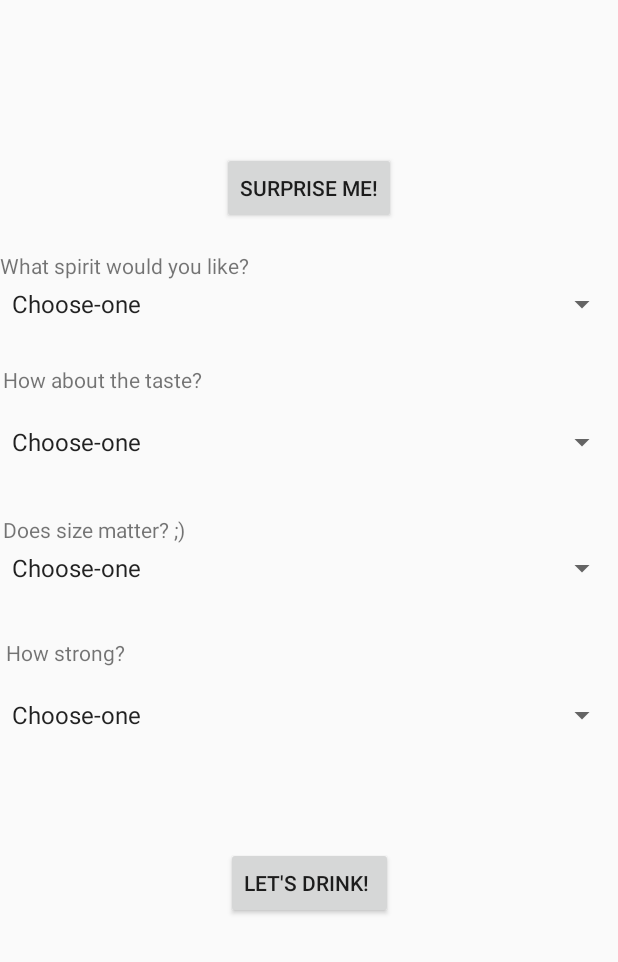
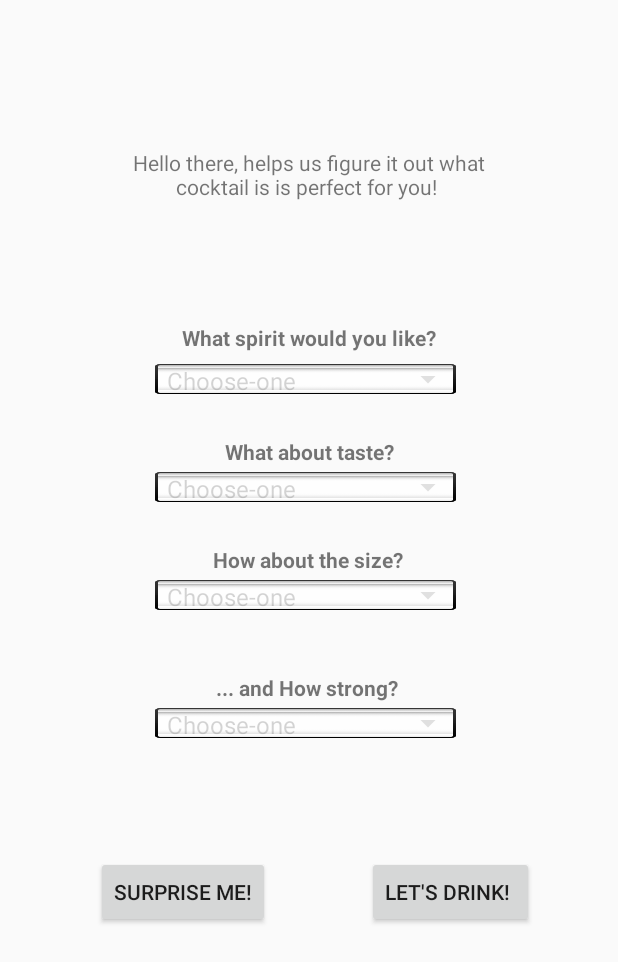
Before and after one commit to vas-dav/Mix-Tails-Android-App, an Android app: the QuestionSpinner screen opened directly, with no data from a screen before it, on a phone screen of 412 x 824 dp. Shown: the top 962 px of the screen. Run offline under Robolectric (Android 15) with nearby library versions, the phone set to English and light mode, and no system bars.

Commit message:
Changes to UI questions
Minimal changes to give example to Annie.

```diff
--- a/App/app/src/main/java/com/example/mix_tailsapp/ChosenDrink_SecondActivity.java
+++ b/App/app/src/main/java/com/example/mix_tailsapp/ChosenDrink_SecondActivity.java
@@ -15,9 +15,11 @@ public class ChosenDrink_SecondActivity extends AppCompatActivity {
         setContentView(R.layout.activity_chosen_drink__second);
         Bundle randDrink = getIntent().getExtras();
         String randomDrink = randDrink.getString("drinker");
+        String yChoice = randDrink.getString("KEWIOhguyfbvUWIGefyuowUILGYUOAWGYEURFQU3");
 
         drinkOfYourChoice = (TextView) findViewById(R.id.usersDrink);
         drinkOfYourChoice.setText(randomDrink);
+        drinkOfYourChoice.setText(yChoice);
 
     }
 }
--- a/App/app/src/main/java/com/example/mix_tailsapp/QuestionSpinner.java
+++ b/App/app/src/main/java/com/example/mix_tailsapp/QuestionSpinner.java
@@ -14,8 +14,8 @@ import android.widget.VideoView;
 
 public class QuestionSpinner extends AppCompatActivity {
 
-    String[] spirits = {"Choose-one", "Non-alcoholic", "Rum", "Vodka", "Gin", "Whiskey", "Bourbon", "Prosecco"};
-    String[] taste = {"Choose-one", "Salty", "Sweet", "Sour", "Bitter", "Bitter-Sweet", "Fresh", "Boozy"};
+    String[] spirits = {"Choose-one", "Non-alcoholic", "Rum", "Vodka", "Gin", "Whiskey/Bourbon", "Prosecco"};
+    String[] taste = {"Choose-one", "Sweet", "Sour", "Salty", "Bitter", "Bitter-Sweet", "Fresh", "Boozy"};
     String[] size = {"Choose-one", "S", "M", "L"};
     String[] strength = {"Choose-one", "Soft", "Mild", "Strong"};
     String spiritsChoice, tasteChoice, sizeChoice, strengthChoice;
@@ -27,6 +27,7 @@ public class QuestionSpinner extends AppCompatActivity {
     protected void onCreate(Bundle savedInstanceState) {
         super.onCreate(savedInstanceState);
         setContentView(R.layout.activity_question_spinner);
+        Intent chosenDrink = new Intent(QuestionSpinner.this, ChosenDrink_SecondActivity.class);
 
         Spinner mySpirits = (Spinner) findViewById(R.id.spinner1);
         ArrayAdapter<String> myAdapter1 = new ArrayAdapter<String>(this,
@@ -64,68 +65,55 @@ public class QuestionSpinner extends AppCompatActivity {
             Toast.makeText(v.getContext(), spirits[position], Toast.LENGTH_SHORT).show();
             spiritsChoice = spirits[position];
         }
-
         @Override
         public void onNothingSelected(AdapterView<?> parent) {
 
         }
     }
-
     class tasteSpinnerClass implements AdapterView.OnItemSelectedListener {
         public void onItemSelected(AdapterView<?> parent, View v, int position, long id) {
             Toast.makeText(v.getContext(), taste[position], Toast.LENGTH_SHORT).show();
             tasteChoice = taste[position];
         }
-
         @Override
         public void onNothingSelected(AdapterView<?> parent) {
 
         }
     }
-
     class sizeSpinnerClass implements AdapterView.OnItemSelectedListener {
        public void onItemSelected(AdapterView<?> parent, View v, int position, long id) {
             Toast.makeText(v.getContext(), size[position], Toast.LENGTH_SHORT).show();
             sizeChoice = size[position];
         }
-
         @Override
         public void onNothingSelected(AdapterView<?> parent) {
 
         }
     }
-
     class strengthSpinnerClass implements AdapterView.OnItemSelectedListener {
         public void onItemSelected(AdapterView<?> parent, View v, int position, long id) {
             Toast.makeText(v.getContext(), strength[position], Toast.LENGTH_SHORT).show();
             strengthChoice = strength[position];
         }
-
         @Override
         public void onNothingSelected(AdapterView<?> parent) {
 
         }
     }
-
-
-
     public void send(View view) {
         Drinks drinks = Drinks.getInstance();
         Intent chosenDrink = new Intent(QuestionSpinner.this, ChosenDrink_SecondActivity.class);
         String total = drinks.compareDrinks(spiritsChoice, sizeChoice, tasteChoice, strengthChoice);
         chosenDrink.putExtra("drinker", total);
-
+        startActivity(chosenDrink);
+    }
+    //a function for generating a random drink
+    public void randomize(View view) {
+        Drinks drinks = Drinks.getInstance();
+        Intent chosenDrink = new Intent(QuestionSpinner.this, ChosenDrink_SecondActivity.class);
+        String i = drinks.surprise();
+        chosenDrink.putExtra(SURPRISE_KEY, i);
         startActivity(chosenDrink);
     }
 
-
-    //a function for generating a random drink
-    public void randomize(View view) {
-        Drinks drinks = Drinks.getInstance();
-        String i = drinks.surprise();
-        Intent randDrink = new Intent(QuestionSpinner.this, ChosenDrink_SecondActivity.class);
-        randDrink.putExtra(SURPRISE_KEY, i);
-        startActivity(randDrink);
-    }
-
 }
--- a/App/app/src/main/res/layout/activity_question_spinner.xml
+++ b/App/app/src/main/res/layout/activity_question_spinner.xml
@@ -18,116 +18,145 @@
         android:layout_width="wrap_content"
         android:layout_height="wrap_content"
         android:orientation="horizontal"
-        app:layout_constraintGuide_begin="626dp" />
-
-    <Spinner
-        android:id="@+id/spinner4"
-        android:layout_width="match_parent"
-        android:layout_height="wrap_content"
-        android:layout_marginTop="65dp"
-        android:layout_marginBottom="22dp"
-        app:layout_constraintBottom_toTopOf="@+id/guideline2"
-        app:layout_constraintEnd_toEndOf="parent"
-        app:layout_constraintHorizontal_bias="0.0"
-        app:layout_constraintStart_toStartOf="parent"
-        app:layout_constraintTop_toBottomOf="@+id/spinner3"
-        app:layout_constraintVertical_bias="0.07" />
+        app:layout_constraintGuide_begin="651dp" />
 
     <TextView
         android:id="@+id/textView2"
         android:layout_width="wrap_content"
         android:layout_height="wrap_content"
-        android:layout_marginBottom="4dp"
+        android:layout_marginBottom="8dp"
         android:text="What spirit would you like?"
+        android:textStyle="bold"
         app:layout_constraintBottom_toTopOf="@+id/spinner1"
         app:layout_constraintEnd_toEndOf="parent"
-        app:layout_constraintHorizontal_bias="0.0"
+        app:layout_constraintHorizontal_bias="0.5"
+        app:layout_constraintStart_toStartOf="parent" />
+
+    <Spinner
+        android:id="@+id/spinner1"
+        android:layout_width="206dp"
+        android:layout_height="20dp"
+        android:layout_marginTop="168dp"
+        android:dropDownWidth="wrap_content"
+        android:dropDownSelector="@color/teal_200"
+        android:foreground="@android:drawable/spinner_background"
+        android:visibility="visible"
+        app:layout_constraintEnd_toEndOf="parent"
+        app:layout_constraintHorizontal_bias="0.5"
+        app:layout_constraintStart_toStartOf="parent"
+        app:layout_constraintTop_toTopOf="@+id/guideline"
+        tools:visibility="visible" />
+
+    <Spinner
+        android:id="@+id/spinner3"
+        android:layout_width="206dp"
+        android:layout_height="20dp"
+        android:layout_marginTop="52dp"
+        android:foreground="@android:drawable/spinner_background"
+        android:visibility="visible"
+        app:layout_constraintEnd_toEndOf="parent"
+        app:layout_constraintHorizontal_bias="0.502"
+        app:layout_constraintStart_toStartOf="parent"
+        app:layout_constraintTop_toBottomOf="@+id/spinner2"
+        tools:visibility="visible" />
+
+    <TextView
+        android:id="@+id/textView4"
+        android:layout_width="wrap_content"
+        android:layout_height="wrap_content"
+        android:layout_marginBottom="4dp"
+        android:text="How about the size?"
+        android:textStyle="bold"
+        app:layout_constraintBottom_toTopOf="@+id/spinner3"
+        app:layout_constraintEnd_toEndOf="parent"
+        app:layout_constraintHorizontal_bias="0.498"
         app:layout_constraintStart_toStartOf="parent" />
 
     <TextView
         android:id="@+id/textView3"
         android:layout_width="wrap_content"
         android:layout_height="wrap_content"
-        android:layout_marginBottom="20dp"
-        android:text="How about the taste?"
+        android:layout_marginBottom="4dp"
+        android:text="What about taste?"
+        android:textStyle="bold"
         app:layout_constraintBottom_toTopOf="@+id/spinner2"
         app:layout_constraintEnd_toEndOf="parent"
-        app:layout_constraintHorizontal_bias="0.007"
+        app:layout_constraintHorizontal_bias="0.5"
         app:layout_constraintStart_toStartOf="parent" />
+
+    <Spinner
+        android:id="@+id/spinner2"
+        android:layout_width="206dp"
+        android:layout_height="20dp"
+        android:layout_marginTop="52dp"
+        android:foreground="@android:drawable/spinner_background"
+        android:visibility="visible"
+        app:layout_constraintEnd_toEndOf="parent"
+        app:layout_constraintHorizontal_bias="0.5"
+        app:layout_constraintStart_toStartOf="parent"
+        app:layout_constraintTop_toBottomOf="@+id/spinner1"
+        tools:visibility="visible" />
 
     <TextView
         android:id="@+id/textView5"
         android:layout_width="wrap_content"
         android:layout_height="wrap_content"
-        android:layout_marginBottom="20dp"
-        android:text="How strong? "
+        android:layout_marginBottom="4dp"
+        android:text="... and How strong? "
+        android:textStyle="bold"
         app:layout_constraintBottom_toTopOf="@+id/spinner4"
         app:layout_constraintEnd_toEndOf="parent"
-        app:layout_constraintHorizontal_bias="0.012"
         app:layout_constraintStart_toStartOf="parent" />
 
     <Spinner
-        android:id="@+id/spinner2"
-        android:layout_width="match_parent"
-        android:layout_height="wrap_content"
-        android:layout_marginTop="68dp"
+        android:id="@+id/spinner4"
+        android:layout_width="206dp"
+        android:layout_height="20dp"
+        android:layout_marginTop="65dp"
+        android:layout_marginBottom="22dp"
+        android:foreground="@android:drawable/spinner_background"
+        android:visibility="visible"
+        app:layout_constraintBottom_toTopOf="@+id/guideline2"
         app:layout_constraintEnd_toEndOf="parent"
-        app:layout_constraintHorizontal_bias="0.0"
+        app:layout_constraintHorizontal_bias="0.502"
         app:layout_constraintStart_toStartOf="parent"
-        app:layout_constraintTop_toBottomOf="@+id/spinner1" />
-
-    <Spinner
-        android:id="@+id/spinner1"
-        android:layout_width="match_parent"
-        android:layout_height="wrap_content"
-        android:layout_marginTop="116dp"
-        app:layout_constraintEnd_toEndOf="parent"
-        app:layout_constraintHorizontal_bias="0.0"
-        app:layout_constraintStart_toStartOf="parent"
-        app:layout_constraintTop_toTopOf="@+id/guideline" />
-
-    <TextView
-        android:id="@+id/textView4"
-        android:layout_width="wrap_content"
-        android:layout_height="wrap_content"
-        android:layout_marginBottom="4dp"
-        android:text="Does size matter? ;)"
-        app:layout_constraintBottom_toTopOf="@+id/spinner3"
-        app:layout_constraintEnd_toEndOf="parent"
-        app:layout_constraintHorizontal_bias="0.006"
-        app:layout_constraintStart_toStartOf="parent" />
-
-    <Spinner
-        android:id="@+id/spinner3"
-        android:layout_width="match_parent"
-        android:layout_height="wrap_content"
-        android:layout_marginTop="60dp"
-        app:layout_constraintEnd_toEndOf="parent"
-        app:layout_constraintHorizontal_bias="0.0"
-        app:layout_constraintStart_toStartOf="parent"
-        app:layout_constraintTop_toBottomOf="@+id/spinner2" />
+        app:layout_constraintTop_toBottomOf="@+id/spinner3"
+        app:layout_constraintVertical_bias="0.0"
+        tools:visibility="visible" />
 
     <Button
         android:id="@+id/send"
         android:layout_width="wrap_content"
         android:layout_height="wrap_content"
+        android:layout_marginEnd="56dp"
+        android:layout_marginBottom="32dp"
         android:onClick="send"
         android:text="Let's drink! "
         app:layout_constraintBottom_toTopOf="@+id/guideline2"
-        app:layout_constraintEnd_toEndOf="parent"
-        app:layout_constraintStart_toStartOf="parent"
-        app:layout_constraintTop_toBottomOf="@+id/spinner4"
-        app:layout_constraintVertical_bias="0.851" />
+        app:layout_constraintEnd_toEndOf="parent" />
 
     <Button
         android:id="@+id/surprise"
         android:layout_width="wrap_content"
         android:layout_height="wrap_content"
+        android:layout_marginBottom="32dp"
+        android:onClick="randomize"
         android:text="Surprise me!"
-        app:layout_constraintBottom_toTopOf="@+id/spinner1"
+        app:layout_constraintBottom_toTopOf="@+id/guideline2"
+        app:layout_constraintEnd_toStartOf="@+id/send"
+        app:layout_constraintHorizontal_bias="0.496"
+        app:layout_constraintStart_toStartOf="parent" />
+
+    <TextView
+        android:id="@+id/textView"
+        android:layout_width="242dp"
+        android:layout_height="66dp"
+        android:layout_marginTop="24dp"
+        android:text="Hello there, helps us figure it out what cocktail is is perfect for you! "
+        android:textAlignment="center"
         app:layout_constraintEnd_toEndOf="parent"
+        app:layout_constraintHorizontal_bias="0.497"
         app:layout_constraintStart_toStartOf="parent"
-        app:layout_constraintTop_toTopOf="@+id/guideline"
-        app:layout_constraintVertical_bias="0.397" />
+        app:layout_constraintTop_toTopOf="@+id/guideline" />
 
 </androidx.constraintlayout.widget.ConstraintLayout>
--- a/App/app/src/main/res/values/strings.xml
+++ b/App/app/src/main/res/values/strings.xml
@@ -5,7 +5,6 @@
     <string name="img1">ImageConfused</string>
 
     <string-array name="spirits">
-        <item>Choose-one</item>
         <item>Non-alcoholic</item>
         <item>Rum</item>
         <item>Vodka</item>
@@ -15,7 +14,6 @@
     </string-array>
 
     <string-array name="taste">
-        <item>Choose-one</item>
         <item>Salty</item>
         <item>Sweet</item>
         <item>Sour</item>
@@ -24,16 +22,15 @@
     </string-array>
 
     <string-array name="size">
-        <item>Choose-one</item>
         <item>Short</item>
         <item>Long</item>
         <item>Shot</item>
     </string-array>
 
     <string-array name="strength">
-        <item>Choose-one</item>
         <item>Easy</item>
         <item>Mid</item>
         <item>Strong</item>
     </string-array>
+    <string name="Choose_one">Choose-one</string>
 </resources>
```
